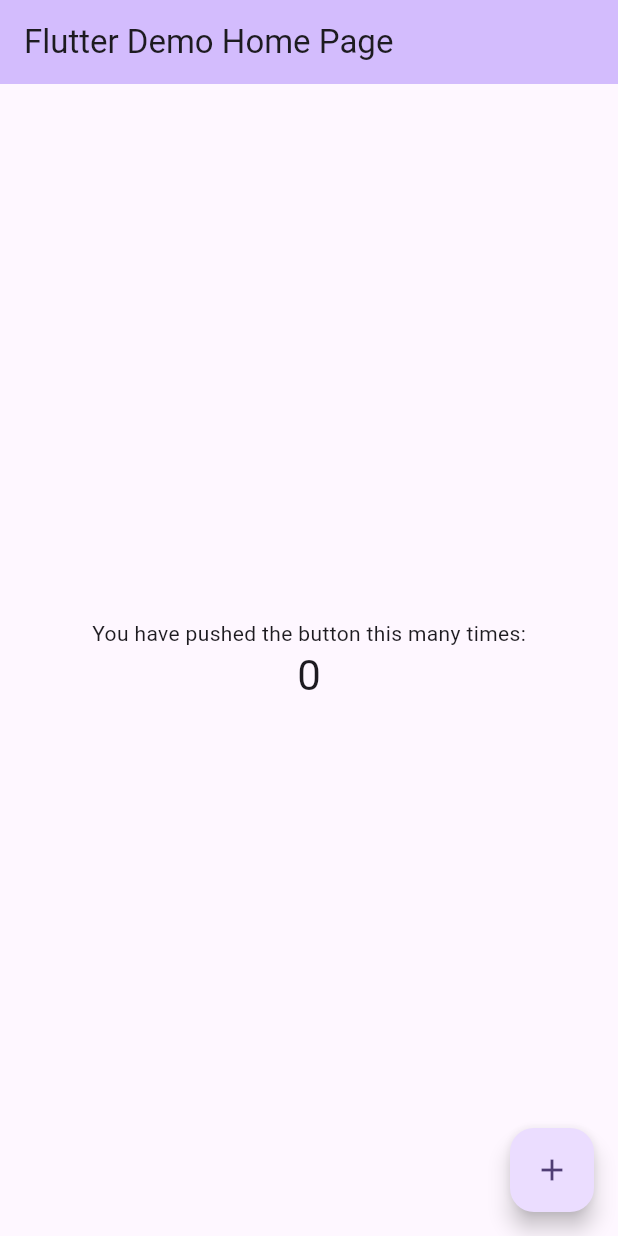
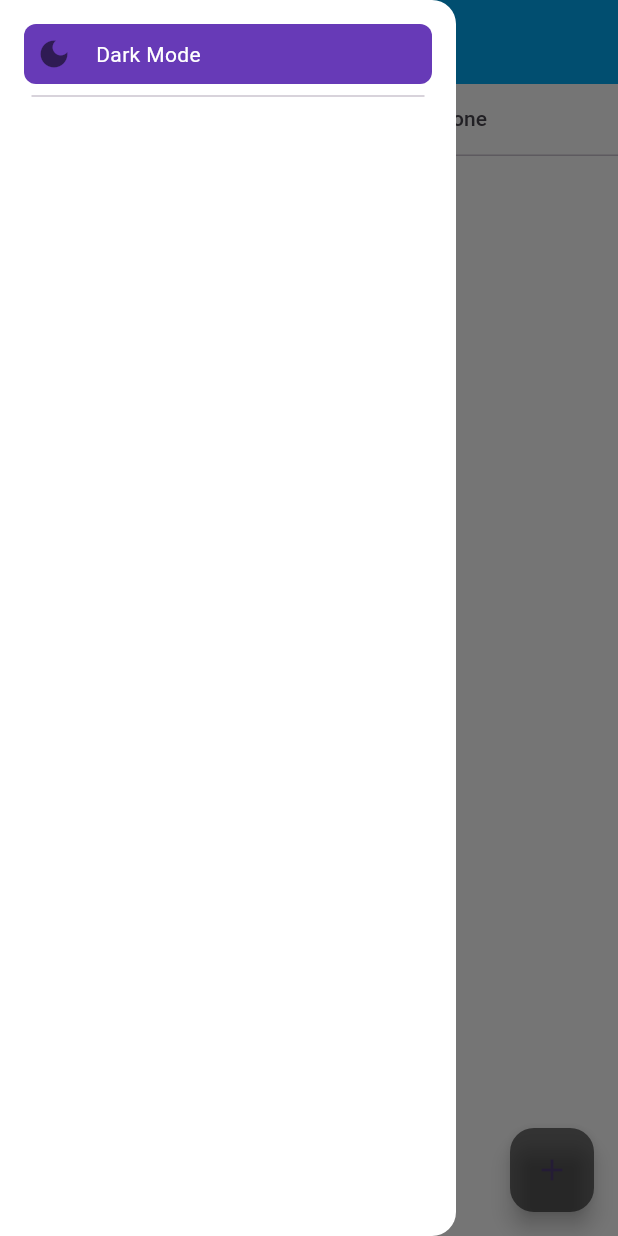
Before and after one commit to Arjeeah/to_do_lati_flutter, a Flutter app: the screen it shows after launch, with the side drawer open (before the commit the screen has no drawer), on a phone screen of 412 x 824 dp. Run offline on Flutter 3.47's test engine with Material 3 defaults, Android fonts, the phone set to English and light mode, and no system bars; our stand-ins replace shared_preferences, timeago.

Commit message:
after dark mode

```diff
--- a/lib/main.dart
+++ b/lib/main.dart
@@ -1,4 +1,8 @@
 import 'package:flutter/material.dart';
+import 'package:provider/provider.dart';
+import 'package:to_do_lati/providers/dark_mode_provider.dart';
+import 'package:to_do_lati/providers/task_provider.dart';
+import 'package:to_do_lati/screens/home_screen.dart';
 
 void main() {
   runApp(const MyApp());
@@ -10,116 +14,37 @@
   // This widget is the root of your application.
   @override
   Widget build(BuildContext context) {
-    return MaterialApp(
-      title: 'Flutter Demo',
-      theme: ThemeData(
-        // This is the theme of your application.
-        //
-        // TRY THIS: Try running your application with "flutter run". You'll see
-        // the application has a purple toolbar. Then, without quitting the app,
-        // try changing the seedColor in the colorScheme below to Colors.green
-        // and then invoke "hot reload" (save your changes or press the "hot
-        // reload" button in a Flutter-supported IDE, or press "r" if you used
-        // the command line to start the app).
-        //
-        // Notice that the counter didn't reset back to zero; the application
-        // state is not lost during the reload. To reset the state, use hot
-        // restart instead.
-        //
-        // This works for code too, not just values: Most code changes can be
-        // tested with just a hot reload.
-        colorScheme: ColorScheme.fromSeed(seedColor: Colors.deepPurple),
-        useMaterial3: true,
-      ),
-      home: const MyHomePage(title: 'Flutter Demo Home Page'),
+    return MultiProvider(
+      providers: [
+        ChangeNotifierProvider<TaskProvider>(
+          create: (context) => TaskProvider()..getTask(),
+        ),
+        ChangeNotifierProvider(create: (context) => DarkModeProvider()..isDark)
+      ],
+      child: Consumer<DarkModeProvider>(builder: (context, darkMode, _) {
+        return MaterialApp(
+          debugShowCheckedModeBanner: false,
+          theme: ThemeData(
+            floatingActionButtonTheme: FloatingActionButtonThemeData(
+                backgroundColor:
+                    darkMode.isDark ? Colors.white : Colors.black54),
+            drawerTheme: DrawerThemeData(
+                backgroundColor:
+                    darkMode.isDark ? Colors.black87 : Colors.white),
+            appBarTheme: AppBarTheme(
+                centerTitle: true,
+                backgroundColor:
+                    darkMode.isDark ? Colors.blue : Colors.lightBlue),
+            tabBarTheme: TabBarTheme(
+                labelColor: darkMode.isDark ? Colors.white : Colors.blueGrey),
+            scaffoldBackgroundColor:
+                darkMode.isDark ? Colors.black54 : Colors.white,
+            colorScheme: ColorScheme.fromSeed(seedColor: Colors.deepPurple),
+            useMaterial3: true,
+          ),
+          home: const HomeScreen(),
+        );
+      }),
     );
   }
 }
-
-class MyHomePage extends StatefulWidget {
-  const MyHomePage({super.key, required this.title});
-
-  // This widget is the home page of your application. It is stateful, meaning
-  // that it has a State object (defined below) that contains fields that affect
-  // how it looks.
-
-  // This class is the configuration for the state. It holds the values (in this
-  // case the title) provided by the parent (in this case the App widget) and
-  // used by the build method of the State. Fields in a Widget subclass are
-  // always marked "final".
-
-  final String title;
-
-  @override
-  State<MyHomePage> createState() => _MyHomePageState();
-}
-
-class _MyHomePageState extends State<MyHomePage> {
-  int _counter = 0;
-
-  void _incrementCounter() {
-    setState(() {
-      // This call to setState tells the Flutter framework that something has
-      // changed in this State, which causes it to rerun the build method below
-      // so that the display can reflect the updated values. If we changed
-      // _counter without calling setState(), then the build method would not be
-      // called again, and so nothing would appear to happen.
-      _counter++;
-    });
-  }
-
-  @override
-  Widget build(BuildContext context) {
-    // This method is rerun every time setState is called, for instance as done
-    // by the _incrementCounter method above.
-    //
-    // The Flutter framework has been optimized to make rerunning build methods
-    // fast, so that you can just rebuild anything that needs updating rather
-    // than having to individually change instances of widgets.
-    return Scaffold(
-      appBar: AppBar(
-        // TRY THIS: Try changing the color here to a specific color (to
-        // Colors.amber, perhaps?) and trigger a hot reload to see the AppBar
-        // change color while the other colors stay the same.
-        backgroundColor: Theme.of(context).colorScheme.inversePrimary,
-        // Here we take the value from the MyHomePage object that was created by
-        // the App.build method, and use it to set our appbar title.
-        title: Text(widget.title),
-      ),
-      body: Center(
-        // Center is a layout widget. It takes a single child and positions it
-        // in the middle of the parent.
-        child: Column(
-          // Column is also a layout widget. It takes a list of children and
-          // arranges them vertically. By default, it sizes itself to fit its
-          // children horizontally, and tries to be as tall as its parent.
-          //
-          // Column has various properties to control how it sizes itself and
-          // how it positions its children. Here we use mainAxisAlignment to
-          // center the children vertically; the main axis here is the vertical
-          // axis because Columns are vertical (the cross axis would be
-          // horizontal).
-          //
-          // TRY THIS: Invoke "debug painting" (choose the "Toggle Debug Paint"
-          // action in the IDE, or press "p" in the console), to see the
-          // wireframe for each widget.
-          mainAxisAlignment: MainAxisAlignment.center,
-          children: <Widget>[
-            const Text(
-              'You have pushed the button this many times:',
-            ),
-            Text(
-              '$_counter',
-              style: Theme.of(context).textTheme.headlineMedium,
-            ),
-          ],
-        ),
-      ),
-      floatingActionButton: FloatingActionButton(
-        onPressed: _incrementCounter,
-        tooltip: 'Increment',
-        child: const Icon(Icons.add),
-      ), // This trailing comma makes auto-formatting nicer for build methods.
-    );
-  }
-}
--- /dev/null
+++ b/lib/models/task_model.dart
@@ -0,0 +1,34 @@
+import 'dart:convert';
+
+class TaskModel {
+  String title;
+  String? subtitle;
+  bool iscompleted;
+  DateTime createdat;
+
+  TaskModel({
+    required this.title,
+    this.subtitle,
+    this.iscompleted = false,
+    required this.createdat,
+  });
+
+  factory TaskModel.fromRawJson(String str) =>
+      TaskModel.fromJson(json.decode(str));
+
+  String toRawJson() => json.encode(toJson());
+
+  factory TaskModel.fromJson(Map<String, dynamic> json) => TaskModel(
+        title: json["title"],
+        subtitle: json["subtitle"],
+        iscompleted: json["iscompleted"],
+        createdat: DateTime.parse(json["createdat"]),
+      );
+
+  Map<String, dynamic> toJson() => {
+        "title": title,
+        "subtitle": subtitle,
+        "iscompleted": iscompleted,
+        "createdat": createdat.toIso8601String(),
+      };
+}
--- /dev/null
+++ b/lib/providers/task_provider.dart
@@ -0,0 +1,53 @@
+import 'dart:convert';
+
+import 'package:flutter/foundation.dart';
+import 'package:shared_preferences/shared_preferences.dart';
+import 'package:to_do_lati/models/task_model.dart';
+
+class TaskProvider with ChangeNotifier {
+  List<TaskModel> tasks = [];
+  addTask(TaskModel tm) {
+    tasks.add(tm);
+    storeTasks();
+    notifyListeners();
+  }
+
+  deleteTask(TaskModel tm) {
+    tasks.remove(tm);
+    storeTasks();
+    notifyListeners();
+  }
+
+  edit(TaskModel oldTask, TaskModel newTask) {
+    tasks.remove(oldTask);
+    tasks.add(newTask);
+    storeTasks();
+    notifyListeners();
+  }
+
+  switchValue(TaskModel tm) {
+    tm.iscompleted = !tm.iscompleted;
+    storeTasks();
+    notifyListeners();
+  }
+
+  storeTasks() async {
+    SharedPreferences prefs = await SharedPreferences.getInstance();
+    var json = jsonEncode(tasks.map((t) => t.toJson()).toList());
+    if (kDebugMode) {
+      print("json from store $json");
+    }
+    prefs.setString("Tasks", json);
+    getTask();
+  }
+
+  getTask() async {
+    SharedPreferences prefs = await SharedPreferences.getInstance();
+    var data = prefs.getString("Tasks");
+    if (data != null) {
+      tasks = List<TaskModel>.from(
+          jsonDecode(data).map((x) => TaskModel.fromJson(x)));
+      notifyListeners();
+    }
+  }
+}
--- /dev/null
+++ b/lib/screens/home_screen.dart
@@ -0,0 +1,133 @@
+import 'package:flutter/material.dart';
+import 'package:provider/provider.dart';
+import 'package:to_do_lati/models/task_model.dart';
+import 'package:to_do_lati/providers/dark_mode_provider.dart';
+import 'package:to_do_lati/providers/task_provider.dart';
+import 'package:to_do_lati/widgets/cards/task_card.dart';
+import 'package:to_do_lati/widgets/clickables/drawer_tile.dart';
+import 'package:to_do_lati/widgets/dialog/add_task_dialog.dart';
+
+class HomeScreen extends StatefulWidget {
+  const HomeScreen({super.key});
+  @override
+  State<HomeScreen> createState() => _HomeScreenState();
+}
+
+class _HomeScreenState extends State<HomeScreen> {
+  GlobalKey<FormState> formKey = GlobalKey<FormState>();
+  TextEditingController taskTitleController = TextEditingController();
+  TextEditingController taskSubTitleController = TextEditingController();
+  @override
+  @override
+  Widget build(BuildContext context) {
+    return Consumer<DarkModeProvider>(builder: (context, darkModeConsumer, _) {
+      return Consumer<TaskProvider>(builder: (context, tasksConsumer, _) {
+        return Scaffold(
+          drawer: Drawer(
+              child: SafeArea(
+            child: Padding(
+              padding: const EdgeInsets.all(16),
+              child: Column(children: [
+                DrawerTile(
+                    text: darkModeConsumer.isDark ? "Light Mode" : "Dark Mode",
+                    ontap: () {
+                      Provider.of<DarkModeProvider>(context, listen: false)
+                          .switchMode();
+                    },
+                    icon: darkModeConsumer.isDark
+                        ? Icons.light_mode
+                        : Icons.dark_mode),
+              ]),
+            ),
+          )),
+
+          // ignore: deprecated_member_use
+          floatingActionButton: FloatingActionButton(
+            onPressed: () {
+              showDialog(
+                  context: context,
+                  builder: (context) {
+                    return AddTaskDialog(
+                        titleController: taskTitleController,
+                        subtitleController: taskSubTitleController,
+                        formKey: formKey,
+                        onTap: () {
+                          Provider.of<TaskProvider>(context, listen: false)
+                              .addTask(TaskModel(
+                                  title: taskTitleController.text,
+                                  createdat: DateTime.now(),
+                                  subtitle: taskSubTitleController.text.isEmpty
+                                      ? null
+                                      : taskSubTitleController.text));
+                          taskSubTitleController.clear();
+                          taskTitleController.clear();
+                          Navigator.pop(context);
+                        });
+                  });
+            },
+            child: const Icon(Icons.add),
+          ),
+          appBar: AppBar(
+            title: const Text("ToDo"),
+            // ignore: deprecated_member_use
+          ),
+          body: DefaultTabController(
+              length: 2,
+              child: Column(
+                children: [
+                  TabBar(
+                    tabs: const [
+                      Tab(
+                        text: "wite",
+                      ),
+                      Tab(
+                        text: "done",
+                      )
+                    ],
+                    labelColor:
+                        darkModeConsumer.isDark ? Colors.white : Colors.black87,
+                  ),
+                  Expanded(
+                      child: TabBarView(
+                          physics: const NeverScrollableScrollPhysics(),
+                          children: [
+                        ListView.builder(
+                          padding: const EdgeInsets.all(24),
+                          itemCount: tasksConsumer.tasks.length,
+                          itemBuilder: (BuildContext context, int index) {
+                            return tasksConsumer.tasks[index].iscompleted
+                                ? const SizedBox()
+                                : TaskCard(
+                                    taskModel: tasksConsumer.tasks[index],
+                                    ontap: () {
+                                      Provider.of<TaskProvider>(context,
+                                              listen: false)
+                                          .switchValue(
+                                              tasksConsumer.tasks[index]);
+                                    });
+                          },
+                        ),
+                        ListView.builder(
+                          padding: const EdgeInsets.all(24),
+                          itemCount: tasksConsumer.tasks.length,
+                          itemBuilder: (BuildContext context, int index) {
+                            return !tasksConsumer.tasks[index].iscompleted
+                                ? const SizedBox()
+                                : TaskCard(
+                                    taskModel: tasksConsumer.tasks[index],
+                                    ontap: () {
+                                      Provider.of<TaskProvider>(context,
+                                              listen: false)
+                                          .switchValue(
+                                              tasksConsumer.tasks[index]);
+                                    });
+                          },
+                        ),
+                      ]))
+                ],
+              )),
+        );
+      });
+    });
+  }
+}
--- /dev/null
+++ b/lib/widgets/clickables/drawer_tile.dart
@@ -0,0 +1,62 @@
+import 'package:flutter/material.dart';
+import 'package:provider/provider.dart';
+import 'package:to_do_lati/providers/dark_mode_provider.dart';
+
+class DrawerTile extends StatelessWidget {
+  const DrawerTile(
+      {super.key,
+      required this.text,
+      required this.ontap,
+      required this.icon,
+      this.withdrawer = true});
+  final String text;
+  final Function ontap;
+  final IconData icon;
+  final bool withdrawer;
+  @override
+  Widget build(BuildContext context) {
+    return Consumer<DarkModeProvider>(builder: (context, darkMode, _) {
+      return Column(
+        children: [
+          GestureDetector(
+            onTap: () {
+              ontap();
+            },
+            child: Container(
+              height: 40,
+              decoration: BoxDecoration(
+                  borderRadius: BorderRadius.circular(8),
+                  color: Colors.deepPurple),
+              child: Padding(
+                padding: const EdgeInsets.all(8.0),
+                child: Row(
+                  children: [
+                    Icon(
+                      icon,
+                      color: darkMode.isDark ? Colors.white : Colors.black54,
+                    ),
+                    const SizedBox(
+                      width: 16,
+                    ),
+                    Text(
+                      text,
+                      style: TextStyle(
+                          color:
+                              darkMode.isDark ? Colors.black87 : Colors.white),
+                    )
+                  ],
+                ),
+              ),
+            ),
+          ),
+          if (withdrawer)
+            const Divider(
+              thickness: 1,
+              endIndent: 5,
+              indent: 5,
+            )
+        ],
+      );
+    });
+  }
+}
--- a/pubspec.yaml
+++ b/pubspec.yaml
@@ -35,6 +35,10 @@ dependencies:
   # The following adds the Cupertino Icons font to your application.
   # Use with the CupertinoIcons class for iOS style icons.
   cupertino_icons: ^1.0.8
+  timeago: ^3.7.0
+  intl: ^0.19.0
+  provider: ^6.1.2
+  shared_preferences: ^2.3.2
 
 dev_dependencies:
   flutter_test:
```
Also changed, not shown: lib/providers/dark_mode_provider.dart (added, +18 -0 lines), lib/screens/detail_task.dart (added, +48 -0 lines), lib/widgets/cards/task_card.dart (added, +83 -0 lines), lib/widgets/dialog/add_task_dialog.dart (added, +85 -0 lines), pubspec.lock, 1 other file.
